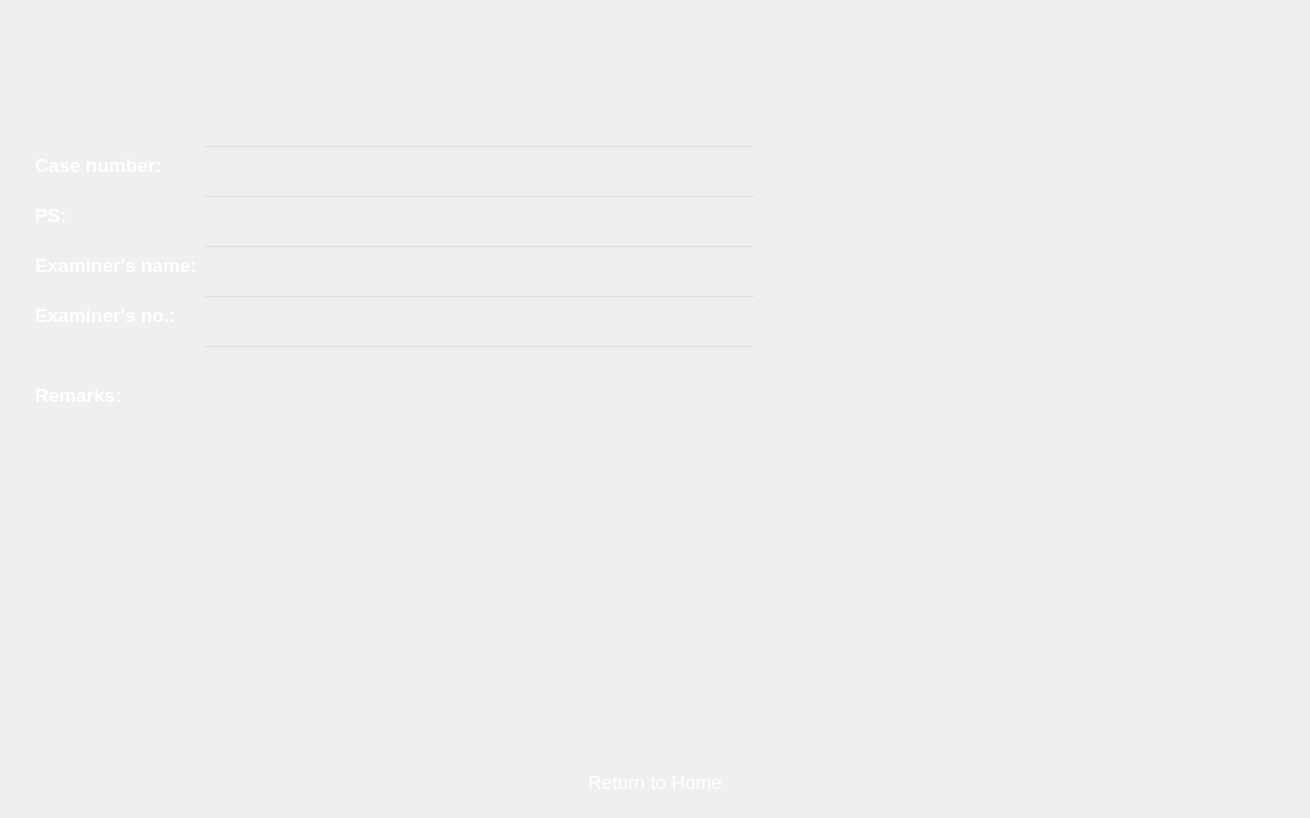
The window that forms/Page_2.ui (apollo-k22/FaceAI-Product) describes before a commit, drawn with Qt 5.
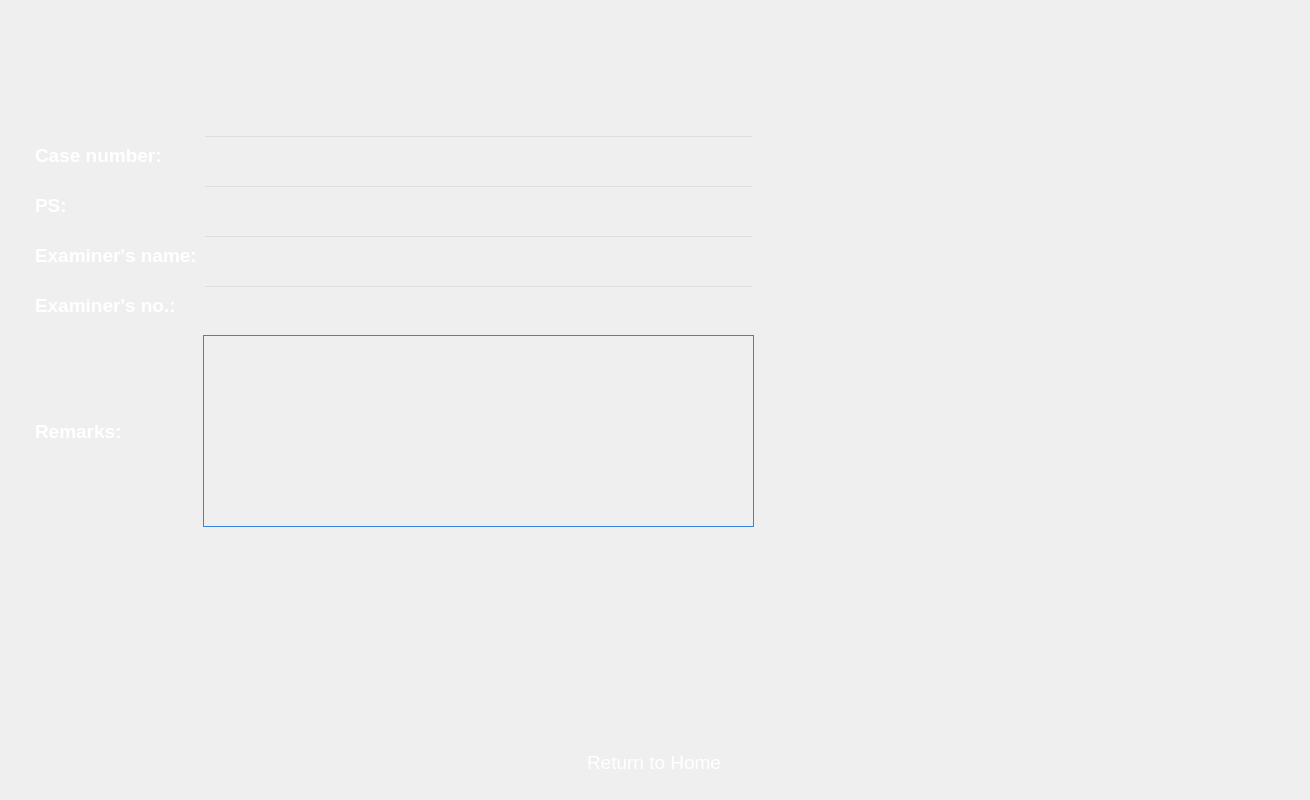
The same window after the commit. Icons and pictures are not drawn.

The edit to the form file:
```diff
--- a/forms/Page_2.ui
+++ b/forms/Page_2.ui
@@ -1,29 +1,21 @@
 <?xml version="1.0" encoding="UTF-8"?>
 <ui version="4.0">
- <class>MainWindow</class>
- <widget class="QMainWindow" name="MainWindow">
+ <class>centralwidget</class>
+ <widget class="QWidget" name="centralwidget">
   <property name="geometry">
    <rect>
     <x>0</x>
     <y>0</y>
     <width>1310</width>
-    <height>818</height>
+    <height>800</height>
    </rect>
   </property>
-  <property name="font">
-   <font>
-    <family>Arial</family>
-   </font>
-  </property>
-  <property name="windowTitle">
-   <string>FaceAI Create Case</string>
-  </property>
   <property name="styleSheet">
-   <string notr="true">background-image: url(:/newPrefix/Background.png);</string>
-  </property>
-  <widget class="QWidget" name="centralwidget">
-   <property name="styleSheet">
-    <string notr="true"/>
+   <string notr="true">background-image: url(:/newPrefix/Background.png);
+      background-repeat: no-repeat;
+      background-position: center;
+      background-size: contain;
+    </string>
    </property>
    <layout class="QVBoxLayout" name="verticalLayout_3" stretch="0,0,0">
     <property name="leftMargin">
@@ -370,13 +362,7 @@
            </widget>
           </item>
           <item row="4" column="1">
-           <widget class="QLineEdit" name="leditRemarks">
-            <property name="sizePolicy">
-             <sizepolicy hsizetype="Expanding" vsizetype="Fixed">
-              <horstretch>0</horstretch>
-              <verstretch>0</verstretch>
-             </sizepolicy>
-            </property>
+          <widget class="QPlainTextEdit" name="leditRemarks">
             <property name="minimumSize">
              <size>
               <width>500</width>
@@ -386,7 +372,8 @@
             <property name="styleSheet">
              <string notr="true">background-color: #3E536A;
 color: rgb(255, 255, 255);
-background:transparent;</string>
+background:transparent;
+border: 1px solid rgb(53, 132, 228);</string>
             </property>
            </widget>
           </item>
@@ -544,7 +531,6 @@
      </layout>
     </item>
    </layout>
-  </widget>
  </widget>
  <resources>
   <include location="../images/images.qrc"/>
```
Left out of the diff: 2 changed lines with no effect on the pictures. Lines whose indentation alone changed are shown as unchanged.
